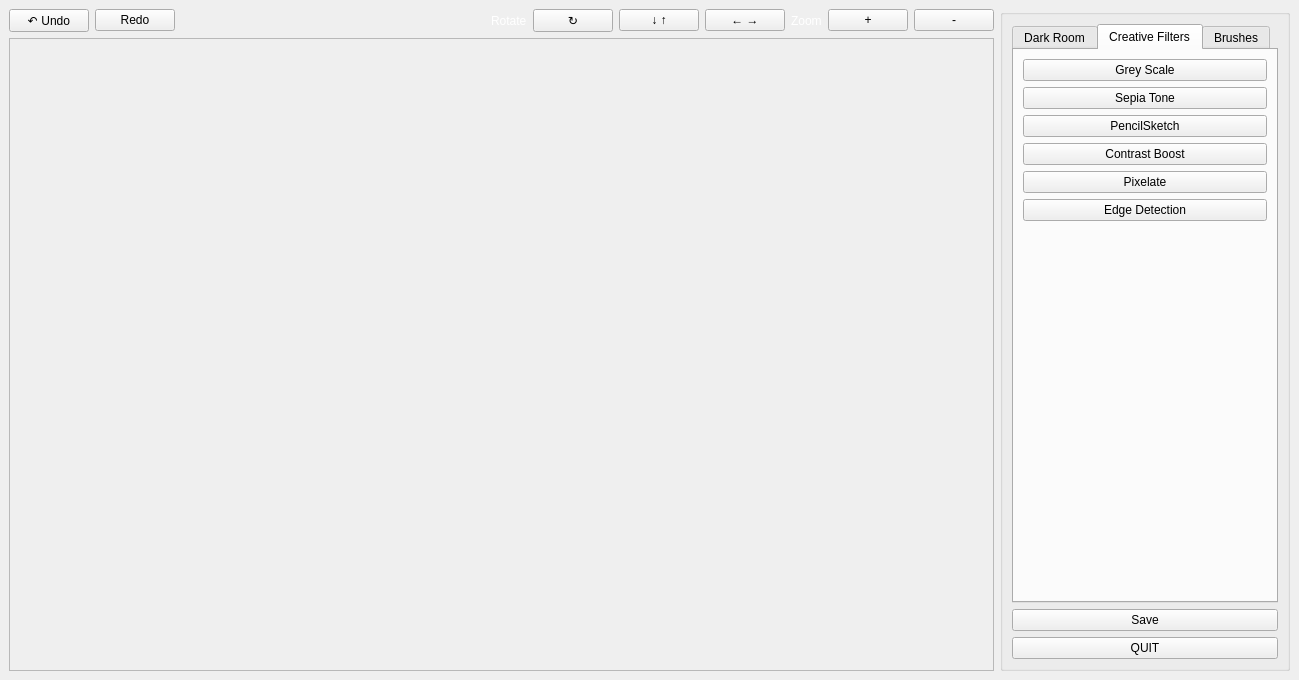
First picture: the form in Fotoshop/workingwindow.ui, repository Hardikp16/CS340, before the edit.
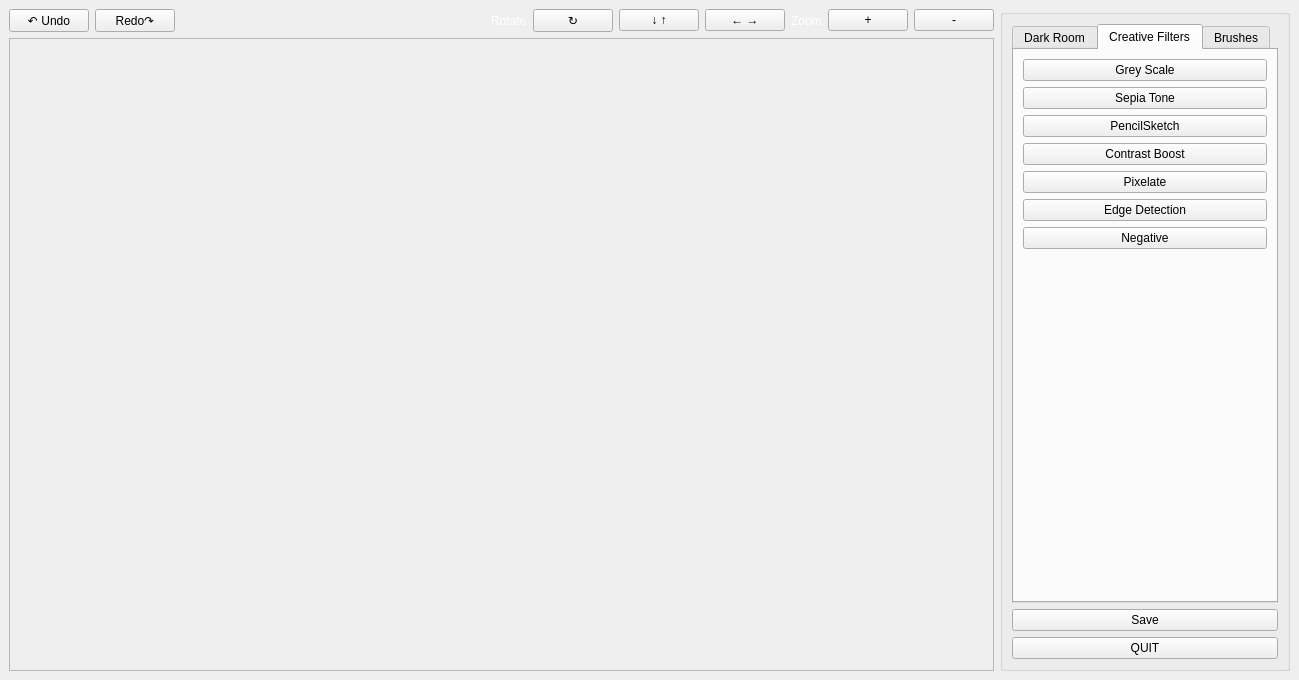
Second picture: the form after the edit.

Commit message:
Negative filter
Added a filter that makes the image look like a film negative

The edit to the form file:
```diff
--- a/Fotoshop/workingwindow.ui
+++ b/Fotoshop/workingwindow.ui
@@ -72,7 +72,7 @@
       <item>
        <widget class="QPushButton" name="Redo">
         <property name="text">
-         <string>Redo</string>
+         <string>Redo↷</string>
         </property>
        </widget>
       </item>
@@ -355,6 +355,13 @@
              </property>
             </widget>
            </item>
+           <item>
+            <widget class="QPushButton" name="Negative">
+             <property name="text">
+              <string>Negative</string>
+             </property>
+            </widget>
+           </item>
            <item>
             <spacer name="verticalSpacer">
              <property name="orientation">
```
The commit also changes 3 other files.
